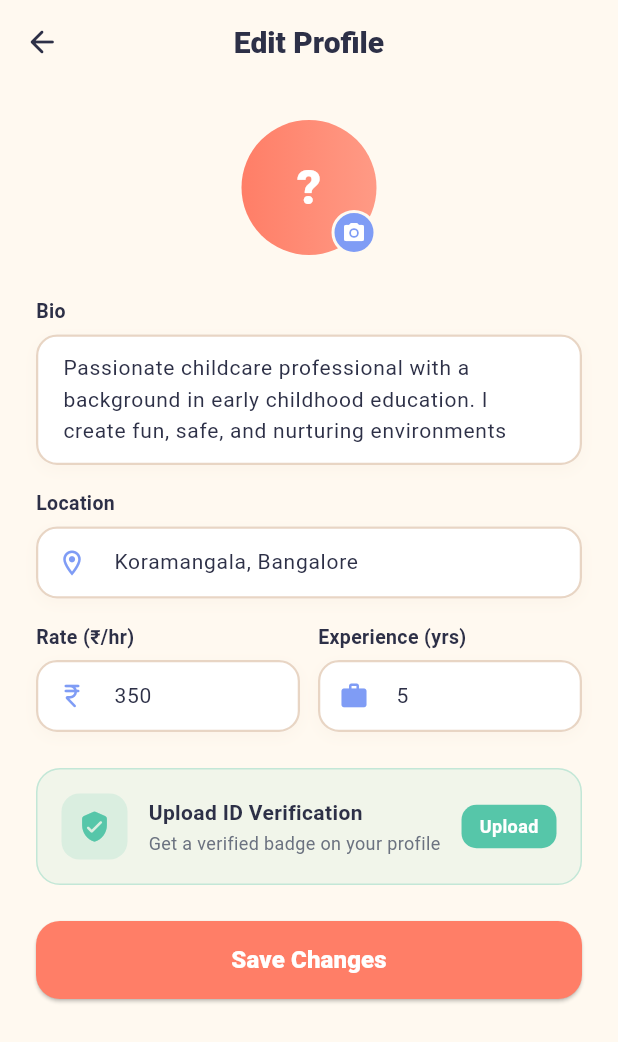
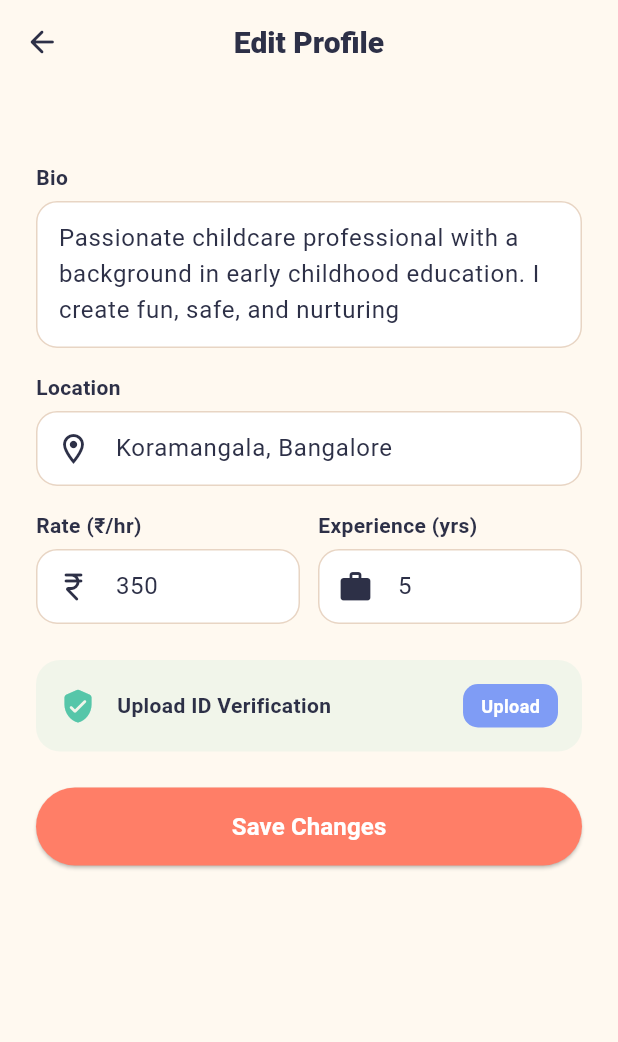
Before and after one commit to Dhanudino117/tender_trust, a Flutter app: the CaregiverProfileEditPage screen opened directly, on a phone screen of 412 x 824 dp. Shown: the top 1042 px of the screen. Run offline on Flutter 3.47's test engine with Material 3 defaults, Android fonts, the phone set to English and light mode, and no system bars; our stand-ins replace cloud_firestore, file_picker, firebase_auth, firebase_core, firebase_messaging, firebase_storage and 5 more; missing offline and left inert: dart:html; accounts and stored records are empty.

Commit message:
feat: add caregiver ID verification upload and profile edit improvements

```diff
--- a/lib/pages/caregiver/caregiver_profile_edit.dart
+++ b/lib/pages/caregiver/caregiver_profile_edit.dart
@@ -1,4 +1,11 @@
+import 'dart:convert';
+
+import 'package:cloud_firestore/cloud_firestore.dart';
+import 'package:file_picker/file_picker.dart';
+import 'package:http/http.dart' as http;
 import 'package:flutter/material.dart';
+import 'package:shared_preferences/shared_preferences.dart';
+
 import '../../auth_state.dart';
 import '../../data/mock_data.dart';
 
@@ -8,7 +15,6 @@ const Color _accentBlue = Color(0xFF7F9CF5);
 const Color _bgColor = Color(0xFFFFF9F0);
 const Color _cardColor = Color(0xFFFFFFFF);
 const Color _textPrimary = Color(0xFF2D3047);
-const Color _textSecondary = Color(0xFF6B7280);
 const Color _borderColor = Color(0xFFE8D5C4);
 
 class CaregiverProfileEditPage extends StatefulWidget {
@@ -25,15 +31,32 @@ class _CaregiverProfileEditPageState extends State<CaregiverProfileEditPage> {
   final _rateController = TextEditingController();
   final _experienceController = TextEditingController();
 
+  bool _isUploading = false;
+  String? _uploadedDocumentUrl;
+  String? _selectedFileName;
+
   @override
   void initState() {
     super.initState();
-    // Pre-fill with first mock caregiver data
+
     final cg = mockCaregivers.first;
     _bioController.text = cg.bio;
     _locationController.text = cg.location;
     _rateController.text = cg.hourlyRate.toInt().toString();
     _experienceController.text = cg.experienceYears.toString();
+
+    _loadSavedDocument();
+  }
+
+  Future<void> _loadSavedDocument() async {
+    final prefs = await SharedPreferences.getInstance();
+    final url = prefs.getString("caregiver_document");
+
+    if (url != null) {
+      setState(() {
+        _uploadedDocumentUrl = url;
+      });
+    }
   }
 
   @override
@@ -45,13 +68,87 @@ class _CaregiverProfileEditPageState extends State<CaregiverProfileEditPage> {
     super.dispose();
   }
 
+  /// PICK IMAGE OR PDF
+  Future<void> _pickDocument() async {
+    final result = await FilePicker.platform.pickFiles(
+      type: FileType.custom,
+      allowedExtensions: ['pdf', 'jpg', 'jpeg', 'png'],
+      withData: true,
+    );
+
+    if (result != null) {
+      final file = result.files.single;
+
+      setState(() {
+        _isUploading = true;
+        _selectedFileName = file.name;
+      });
+
+      await _uploadDocumentToCloudinary(file.bytes!, file.name);
+
+      setState(() {
+        _isUploading = false;
+      });
+    }
+  }
+
+  /// UPLOAD TO CLOUDINARY
+  Future<void> _uploadDocumentToCloudinary(
+      List<int> bytes, String fileName) async {
+    final url =
+        Uri.parse("https://api.cloudinary.com/v1_1/demtcemkk/auto/upload");
+
+    try {
+      var request = http.MultipartRequest("POST", url);
+
+      request.fields["upload_preset"] = "tendertrust_upload";
+
+      request.files.add(
+        http.MultipartFile.fromBytes(
+          "file",
+          bytes,
+          filename: fileName,
+        ),
+      );
+
+      var response = await request.send();
+
+      if (response.statusCode == 200) {
+        final responseData = await response.stream.bytesToString();
+        final data = jsonDecode(responseData);
+
+        final uploadedUrl = data["secure_url"];
+
+        final prefs = await SharedPreferences.getInstance();
+        await prefs.setString("caregiver_document", uploadedUrl);
+
+        await FirebaseFirestore.instance
+            .collection("users")
+            .doc(AuthState().userId)
+            .update({
+          "documentUrl": uploadedUrl,
+          "verificationStatus": "pending",
+        });
+
+        setState(() {
+          _uploadedDocumentUrl = uploadedUrl;
+        });
+      }
+    } catch (e) {
+      debugPrint("Upload error: $e");
+    }
+  }
+
+  bool _isPdf(String url) {
+    return url.toLowerCase().contains(".pdf");
+  }
+
   @override
   Widget build(BuildContext context) {
     return Scaffold(
       backgroundColor: _bgColor,
       appBar: AppBar(
         backgroundColor: _bgColor,
-        surfaceTintColor: _bgColor,
         elevation: 0,
         leading: IconButton(
           icon: const Icon(Icons.arrow_back_rounded, color: _textPrimary),
@@ -72,51 +169,7 @@ class _CaregiverProfileEditPageState extends State<CaregiverProfileEditPage> {
         child: Column(
           crossAxisAlignment: CrossAxisAlignment.start,
           children: [
-            // Avatar section
-            Center(
-              child: Stack(
-                children: [
-                  Container(
-                    width: 90,
-                    height: 90,
-                    decoration: BoxDecoration(
-                      gradient: const LinearGradient(
-                        colors: [_primaryColor, Color(0xFFFF9A85)],
-                      ),
-                      shape: BoxShape.circle,
-                    ),
-                    child: Center(
-                      child: Text(
-                        AuthState().initials,
-                        style: const TextStyle(
-                          color: Colors.white,
-                          fontSize: 32,
-                          fontWeight: FontWeight.w900,
-                        ),
-                      ),
-                    ),
-                  ),
-                  Positioned(
-                    bottom: 0,
-                    right: 0,
-                    child: Container(
-                      width: 30,
-                      height: 30,
-                      decoration: BoxDecoration(
-                        color: _accentBlue,
-                        shape: BoxShape.circle,
-                        border: Border.all(color: _bgColor, width: 2),
-                      ),
-                      child: const Icon(
-                        Icons.camera_alt_rounded,
-                        color: Colors.white,
-                        size: 16,
-                      ),
-                    ),
-                  ),
-                ],
-              ),
-            ),
+
             const SizedBox(height: 28),
 
             _buildField(
@@ -125,13 +178,17 @@ class _CaregiverProfileEditPageState extends State<CaregiverProfileEditPage> {
               maxLines: 3,
               hint: 'Tell parents about yourself...',
             ),
+
             const SizedBox(height: 16),
+
             _buildField(
               'Location',
               _locationController,
               icon: Icons.location_on_outlined,
             ),
+
             const SizedBox(height: 16),
+
             Row(
               children: [
                 Expanded(
@@ -153,61 +210,37 @@ class _CaregiverProfileEditPageState extends State<CaregiverProfileEditPage> {
                 ),
               ],
             ),
+
             const SizedBox(height: 24),
 
-            // Verification section
+            /// UPLOAD SECTION
             Container(
               padding: const EdgeInsets.all(16),
               decoration: BoxDecoration(
                 color: _secondaryColor.withValues(alpha: 0.08),
                 borderRadius: BorderRadius.circular(16),
-                border: Border.all(
-                  color: _secondaryColor.withValues(alpha: 0.3),
-                ),
               ),
               child: Row(
                 children: [
-                  Container(
-                    width: 44,
-                    height: 44,
-                    decoration: BoxDecoration(
-                      color: _secondaryColor.withValues(alpha: 0.15),
-                      borderRadius: BorderRadius.circular(12),
-                    ),
-                    child: const Icon(
-                      Icons.verified_user_rounded,
-                      color: _secondaryColor,
-                      size: 22,
-                    ),
-                  ),
+                  const Icon(Icons.verified_user_rounded,
+                      color: _secondaryColor),
                   const SizedBox(width: 14),
                   const Expanded(
-                    child: Column(
-                      crossAxisAlignment: CrossAxisAlignment.start,
-                      children: [
-                        Text(
+                    child: Text(
                       'Upload ID Verification',
                       style: TextStyle(
                         color: _textPrimary,
-                            fontSize: 14,
                         fontWeight: FontWeight.w700,
                       ),
                     ),
-                        SizedBox(height: 2),
-                        Text(
-                          'Get a verified badge on your profile',
-                          style: TextStyle(color: _textSecondary, fontSize: 12),
                   ),
-                      ],
-                    ),
-                  ),
-                  Container(
+                  GestureDetector(
+                    onTap: _isUploading ? null : _pickDocument,
+                    child: Container(
                       padding: const EdgeInsets.symmetric(
-                      horizontal: 12,
-                      vertical: 6,
-                    ),
+                          horizontal: 12, vertical: 6),
                       decoration: BoxDecoration(
-                      color: _secondaryColor,
+                        color: _accentBlue,
                         borderRadius: BorderRadius.circular(10),
                       ),
                       child: const Text(
@@ -219,12 +252,84 @@ class _CaregiverProfileEditPageState extends State<CaregiverProfileEditPage> {
                         ),
                       ),
                     ),
+                  ),
                 ],
               ),
             ),
+
+            /// SHOW SELECTED FILE NAME
+            if (_selectedFileName != null)
+              Padding(
+                padding: const EdgeInsets.only(top: 8),
+                child: Text(
+                  "Selected File: $_selectedFileName",
+                  style: const TextStyle(
+                    fontWeight: FontWeight.w600,
+                  ),
+                ),
+              ),
+
+            /// UPLOADING STATE
+            if (_isUploading)
+              const Padding(
+                padding: EdgeInsets.only(top: 10),
+                child: Text(
+                  "Uploading...",
+                  style: TextStyle(
+                    color: Colors.orange,
+                    fontWeight: FontWeight.w600,
+                  ),
+                ),
+              ),
+
+            /// AFTER UPLOAD
+            if (!_isUploading && _uploadedDocumentUrl != null)
+              Padding(
+                padding: const EdgeInsets.only(top: 12),
+                child: Column(
+                  crossAxisAlignment: CrossAxisAlignment.start,
+                  children: [
+
+                    const Text(
+                      "Uploaded ✓",
+                      style: TextStyle(
+                        color: Colors.green,
+                        fontWeight: FontWeight.w700,
+                      ),
+                    ),
+
+                    const SizedBox(height: 4),
+
+                    const Text(
+                      "Verification Status: Pending",
+                      style: TextStyle(
+                        color: Colors.orange,
+                        fontWeight: FontWeight.w600,
+                      ),
+                    ),
+
+                    const SizedBox(height: 8),
+
+                    _isPdf(_uploadedDocumentUrl!)
+                        ? Row(
+                            children: const [
+                              Icon(Icons.picture_as_pdf,
+                                  color: Colors.red, size: 32),
+                              SizedBox(width: 8),
+                              Text("PDF Uploaded"),
+                            ],
+                          )
+                        : Image.network(
+                            _uploadedDocumentUrl!,
+                            height: 100,
+                          ),
+                  ],
+                ),
+              ),
+
             const SizedBox(height: 24),
 
-            // Save button
+            /// SAVE BUTTON
             SizedBox(
               width: double.infinity,
               height: 52,
@@ -232,15 +337,8 @@ class _CaregiverProfileEditPageState extends State<CaregiverProfileEditPage> {
                 onPressed: () {
                   ScaffoldMessenger.of(context).showSnackBar(
                     SnackBar(
-                      content: const Text(
-                        'Profile updated! ✓',
-                        style: TextStyle(fontWeight: FontWeight.w700),
-                      ),
+                      content: const Text('Profile updated! ✓'),
                       backgroundColor: _secondaryColor,
-                      behavior: SnackBarBehavior.floating,
-                      shape: RoundedRectangleBorder(
-                        borderRadius: BorderRadius.circular(12),
-                      ),
                     ),
                   );
                   Navigator.of(context).pop();
@@ -248,13 +346,13 @@ class _CaregiverProfileEditPageState extends State<CaregiverProfileEditPage> {
                 style: ElevatedButton.styleFrom(
                   backgroundColor: _primaryColor,
                   foregroundColor: Colors.white,
-                  shape: RoundedRectangleBorder(
-                    borderRadius: BorderRadius.circular(16),
-                  ),
                 ),
                 child: const Text(
                   'Save Changes',
-                  style: TextStyle(fontSize: 16, fontWeight: FontWeight.w800),
+                  style: TextStyle(
+                    fontWeight: FontWeight.w700,
+                    fontSize: 16,
+                  ),
                 ),
               ),
             ),
@@ -275,56 +373,26 @@ class _CaregiverProfileEditPageState extends State<CaregiverProfileEditPage> {
     return Column(
       crossAxisAlignment: CrossAxisAlignment.start,
       children: [
-        Text(
-          label,
+        Text(label,
             style: const TextStyle(
-            color: _textPrimary,
-            fontSize: 13,
-            fontWeight: FontWeight.w700,
-          ),
-        ),
+                color: _textPrimary, fontWeight: FontWeight.w700)),
         const SizedBox(height: 6),
         Container(
           decoration: BoxDecoration(
             color: _cardColor,
             borderRadius: BorderRadius.circular(14),
-            boxShadow: [
-              BoxShadow(
-                color: _borderColor.withValues(alpha: 0.15),
-                blurRadius: 8,
-                offset: const Offset(0, 3),
-              ),
-            ],
+            border: Border.all(color: _borderColor),
           ),
           child: TextField(
             controller: controller,
             maxLines: maxLines,
             keyboardType: keyboardType,
-            style: const TextStyle(color: _textPrimary, fontSize: 14),
             decoration: InputDecoration(
               hintText: hint,
-              hintStyle: TextStyle(
-                color: _textSecondary.withValues(alpha: 0.4),
-              ),
-              prefixIcon: icon != null
-                  ? Icon(icon, color: _accentBlue, size: 20)
-                  : null,
-              border: OutlineInputBorder(
-                borderRadius: BorderRadius.circular(14),
-                borderSide: BorderSide(color: _borderColor, width: 1.5),
-              ),
-              enabledBorder: OutlineInputBorder(
-                borderRadius: BorderRadius.circular(14),
-                borderSide: BorderSide(color: _borderColor, width: 1.5),
-              ),
-              focusedBorder: OutlineInputBorder(
-                borderRadius: BorderRadius.circular(14),
-                borderSide: const BorderSide(color: _primaryColor, width: 2),
-              ),
-              contentPadding: const EdgeInsets.symmetric(
-                horizontal: 14,
-                vertical: 12,
-              ),
+              prefixIcon: icon != null ? Icon(icon) : null,
+              border: InputBorder.none,
+              contentPadding:
+                  const EdgeInsets.symmetric(horizontal: 14, vertical: 12),
             ),
           ),
         ),
--- a/pubspec.yaml
+++ b/pubspec.yaml
@@ -52,7 +52,9 @@ dependencies:
   # Utilities
   uuid: ^4.5.1
   image_picker: ^1.0.7
-  http: ^1.2.0
+  file_picker: ^8.0.0
+  http: ^1.2.1
+  shared_preferences: ^2.2.2
 
 dev_dependencies:
   flutter_test:
```
Also changed, not shown: pubspec.lock, 1 other file. Lines whose indentation alone changed are shown as unchanged.
